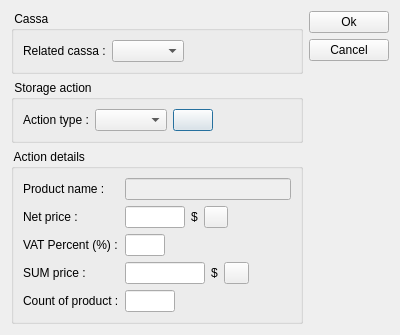
tbikfalvi/Belenus, file client/dlgproductstorage.ui: the form before one commit.
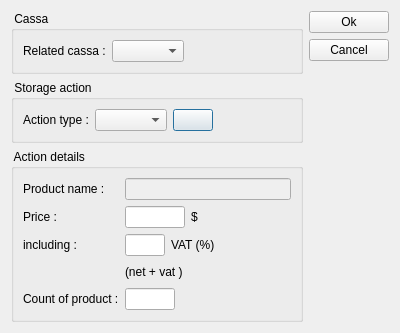
The form after the commit.

```diff
--- a/client/dlgproductstorage.ui
+++ b/client/dlgproductstorage.ui
@@ -7,7 +7,7 @@
     <x>0</x>
     <y>0</y>
     <width>400</width>
-    <height>317</height>
+    <height>320</height>
    </rect>
   </property>
   <property name="windowTitle">
@@ -126,7 +126,7 @@
         <item row="2" column="0">
          <widget class="QLabel" name="lblNetPrice">
           <property name="text">
-           <string>Net price :</string>
+           <string>Price :</string>
           </property>
          </widget>
         </item>
@@ -152,25 +152,6 @@
             </property>
            </widget>
           </item>
-          <item>
-           <widget class="QPushButton" name="pbRefreshNP">
-            <property name="minimumSize">
-             <size>
-              <width>20</width>
-              <height>0</height>
-             </size>
-            </property>
-            <property name="maximumSize">
-             <size>
-              <width>24</width>
-              <height>16777215</height>
-             </size>
-            </property>
-            <property name="text">
-             <string/>
-            </property>
-           </widget>
-          </item>
           <item>
            <spacer name="horizontalSpacer">
             <property name="orientation">
@@ -189,7 +170,7 @@
         <item row="3" column="0">
          <widget class="QLabel" name="lblVatPercent">
           <property name="text">
-           <string>VAT Percent (%) :</string>
+           <string>including :</string>
           </property>
          </widget>
         </item>
@@ -214,6 +195,13 @@
             </property>
            </widget>
           </item>
+          <item>
+           <widget class="QLabel" name="label">
+            <property name="text">
+             <string>VAT (%)</string>
+            </property>
+           </widget>
+          </item>
           <item>
            <spacer name="horizontalSpacer_2">
             <property name="orientation">
@@ -232,42 +220,16 @@
         <item row="4" column="0">
          <widget class="QLabel" name="lblSumPrice">
           <property name="text">
-           <string>SUM price :</string>
+           <string> </string>
           </property>
          </widget>
         </item>
         <item row="4" column="1">
          <layout class="QHBoxLayout" name="horizontalLayout_5">
           <item>
-           <widget class="QLineEdit" name="ledSumPrice">
-            <property name="maximumSize">
-             <size>
-              <width>80</width>
-              <height>16777215</height>
-             </size>
-            </property>
-            <property name="inputMethodHints">
-             <set>Qt::ImhFormattedNumbersOnly</set>
-            </property>
-           </widget>
-          </item>
-          <item>
-           <widget class="QLabel" name="lblSumPriceCurrency">
+           <widget class="QLabel" name="lblPriceFull">
             <property name="text">
-             <string>$</string>
-            </property>
-           </widget>
-          </item>
-          <item>
-           <widget class="QPushButton" name="pbRefreshSP">
-            <property name="maximumSize">
-             <size>
-              <width>25</width>
-              <height>16777215</height>
-             </size>
-            </property>
-            <property name="text">
-             <string/>
+             <string>(net + vat )</string>
             </property>
            </widget>
           </item>
```
Left out of the diff: 2 changed lines with no effect on the pictures.
